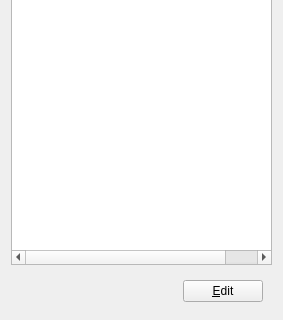
This is baramFlow/view/setup/cell_zone_conditions/cell_zone_conditions_page.ui in nextfoam/baram as Qt 5 draws it before an edit; both pictures show x 0 to 283 and y 180 to 500 of the 283 by 500 pixel window. The edited form follows.
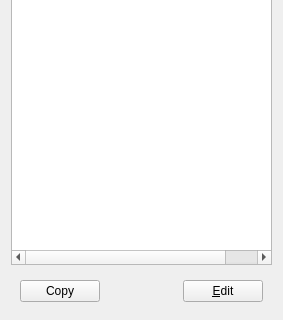
This is the edited form.

Diff of the .ui file:
```diff
--- a/baramFlow/view/setup/cell_zone_conditions/cell_zone_conditions_page.ui
+++ b/baramFlow/view/setup/cell_zone_conditions/cell_zone_conditions_page.ui
@@ -77,6 +77,13 @@
    <item>
     <widget class="QWidget" name="widget_5" native="true">
      <layout class="QHBoxLayout" name="horizontalLayout_4">
+      <item>
+       <widget class="QPushButton" name="copy">
+        <property name="text">
+         <string>Copy</string>
+        </property>
+       </widget>
+      </item>
       <item>
        <spacer name="horizontalSpacer">
         <property name="orientation">
```
Left out of the diff: 4 changed lines with no effect on the pictures.
